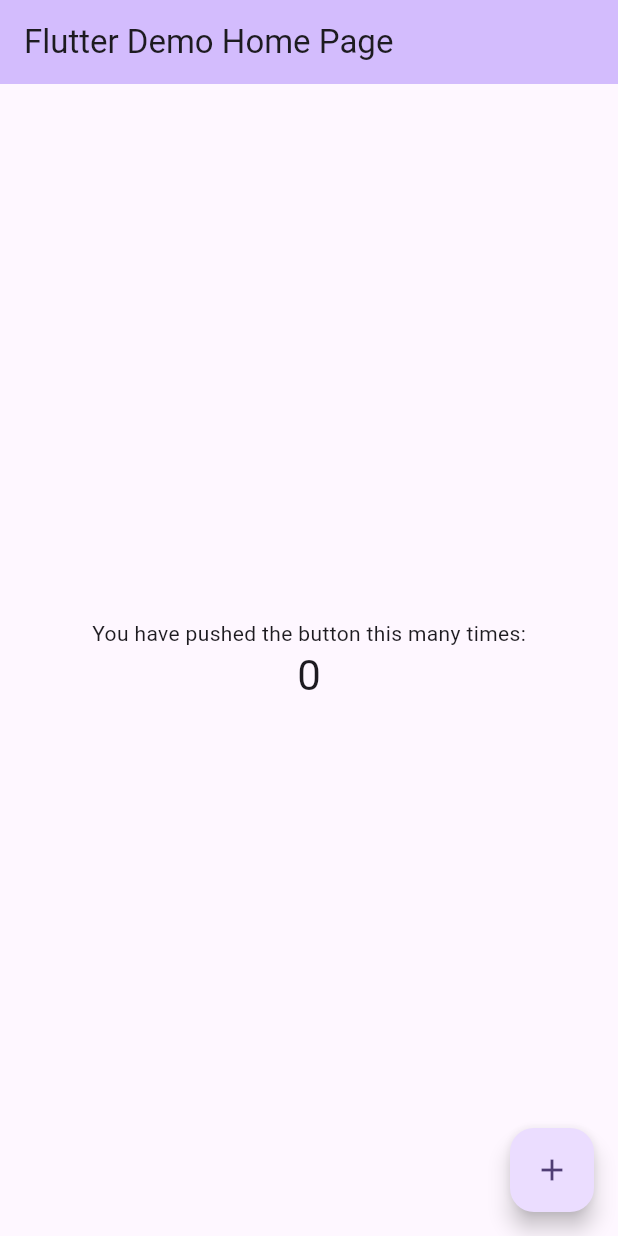
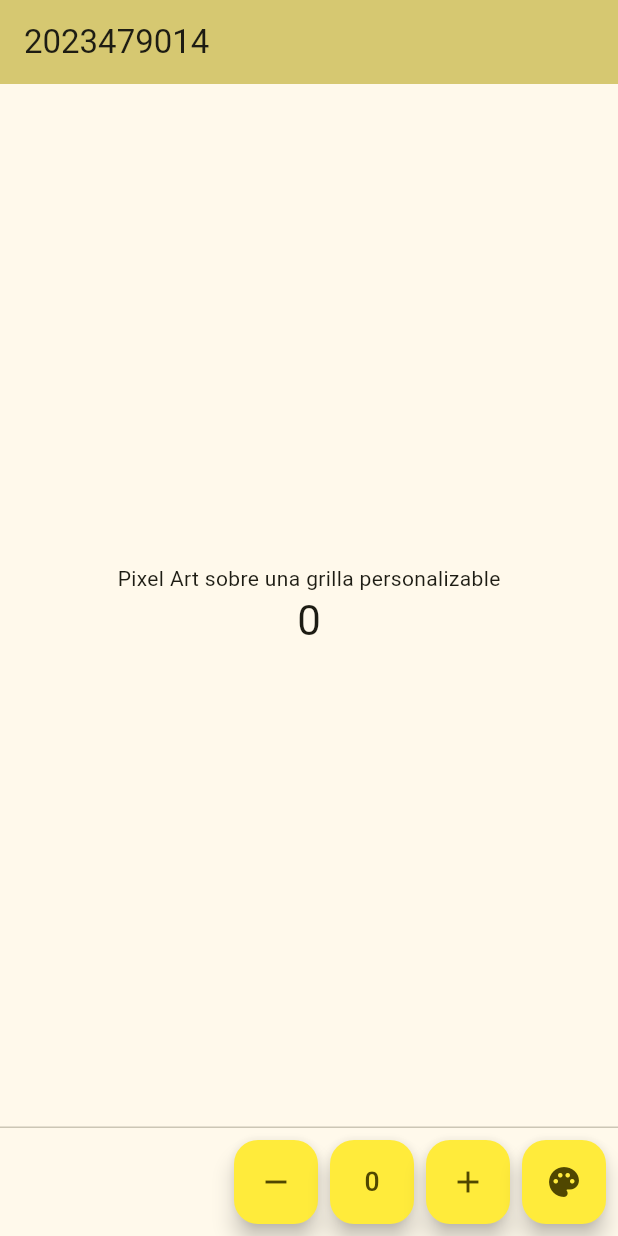
Before and after one commit to TheMob009/3479A321_2023479014, a Flutter app: the screen it shows after launch, on a phone screen of 412 x 824 dp. Run offline on Flutter 3.47's test engine with Material 3 defaults, Android fonts, the phone set to English and light mode, and no system bars.

```diff
--- a/lib/main.dart
+++ b/lib/main.dart
@@ -7,11 +7,13 @@ void main() {
 class MyApp extends StatelessWidget {
   const MyApp({super.key});
 
+
+
   // This widget is the root of your application.
   @override
   Widget build(BuildContext context) {
     return MaterialApp(
-      title: 'Flutter Demo',
+      title: '2023479014',
       theme: ThemeData(
         // This is the theme of your application.
         //
@@ -28,9 +30,9 @@ class MyApp extends StatelessWidget {
         //
         // This works for code too, not just values: Most code changes can be
         // tested with just a hot reload.
-        colorScheme: ColorScheme.fromSeed(seedColor: Colors.deepPurple),
+        colorScheme: ColorScheme.fromSeed(seedColor: const Color.fromARGB(255, 218, 196, 4)),
       ),
-      home: const MyHomePage(title: 'Flutter Demo Home Page'),
+      home: const MyHomePage(title: '2023479014'),
     );
   }
 }
@@ -55,6 +57,13 @@ class MyHomePage extends StatefulWidget {
 
 class _MyHomePageState extends State<MyHomePage> {
   int _counter = 0;
+  final int _defaultCounter = 0;
+
+  final Color _colorYellow = Colors.yellow;
+  final Color _colorGreen = Colors.green;
+
+  Color _currentColor = Colors.yellow;
+
 
   void _incrementCounter() {
     setState(() {
@@ -67,6 +76,35 @@ class _MyHomePageState extends State<MyHomePage> {
     });
   }
 
+  void _decrementCounter()
+  {
+    setState(() {
+      _counter--;
+    });
+  }
+
+  void _presetCounter()
+  {
+      setState(() {
+      _counter = _defaultCounter;
+    });
+  }
+
+  void _changeColor()
+  {
+    setState(()
+    {
+      if(_currentColor == _colorYellow)
+      {
+        _currentColor = _colorGreen;
+      }
+      else
+      {
+        _currentColor = _colorYellow;
+      }
+    });
+  }
+
   @override
   Widget build(BuildContext context) {
     // This method is rerun every time setState is called, for instance as done
@@ -75,6 +113,27 @@ class _MyHomePageState extends State<MyHomePage> {
     // The Flutter framework has been optimized to make rerunning build methods
     // fast, so that you can just rebuild anything that needs updating rather
     // than having to individually change instances of widgets.
+    var persistentFooterButtons = [
+        FloatingActionButton(onPressed: _decrementCounter,
+        backgroundColor: _currentColor,
+        tooltip: 'Decrement',
+        child: const Icon(Icons.remove),),
+
+        FloatingActionButton(onPressed: _presetCounter,
+        backgroundColor: _currentColor,
+        tooltip: 'Default',
+        child: const Icon(Icons.exposure_zero),),
+
+        FloatingActionButton(onPressed: _incrementCounter,
+        backgroundColor: _currentColor,
+        tooltip: 'Increment',
+        child: const Icon(Icons.add),),
+
+        FloatingActionButton(onPressed: _changeColor,
+        backgroundColor: _currentColor,
+        tooltip: 'ChangeColor',
+        child: const Icon(Icons.palette),)
+      ];
     return Scaffold(
       appBar: AppBar(
         // TRY THIS: Try changing the color here to a specific color (to
@@ -104,7 +163,7 @@ class _MyHomePageState extends State<MyHomePage> {
           // wireframe for each widget.
           mainAxisAlignment: MainAxisAlignment.center,
           children: <Widget>[
-            const Text('You have pushed the button this many times:'),
+            const Text('Pixel Art sobre una grilla personalizable'),
             Text(
               '$_counter',
               style: Theme.of(context).textTheme.headlineMedium,
@@ -112,11 +171,8 @@ class _MyHomePageState extends State<MyHomePage> {
           ],
         ),
       ),
-      floatingActionButton: FloatingActionButton(
-        onPressed: _incrementCounter,
-        tooltip: 'Increment',
-        child: const Icon(Icons.add),
-      ), // This trailing comma makes auto-formatting nicer for build methods.
+      persistentFooterButtons:
+      persistentFooterButtons,
     );
   }
 }
```
